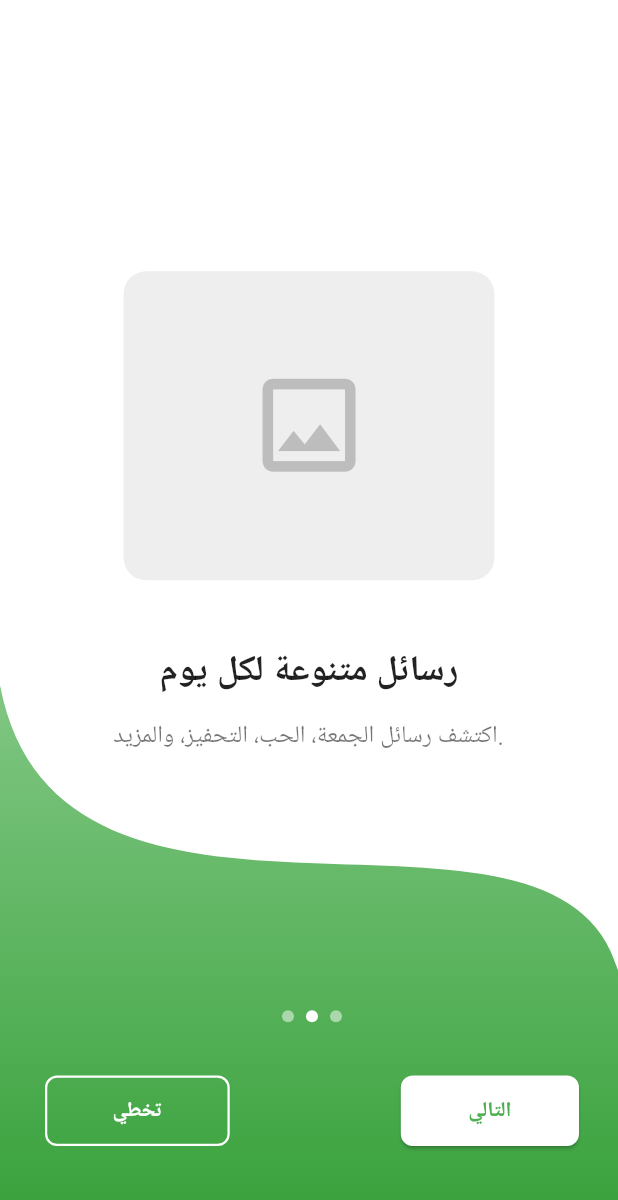
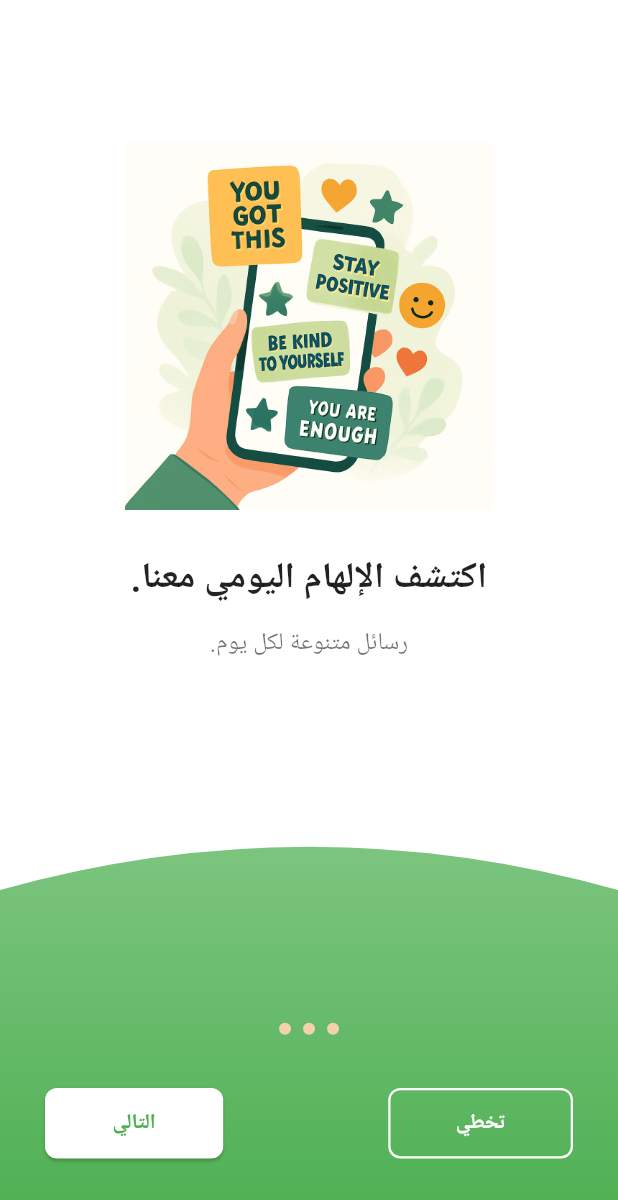
Before and after one commit to khalidgxg/today-mobile, a Flutter app: the screen it shows after launch, after a tap on "التالي", on a phone screen of 412 x 824 dp. Shown: the top 1200 px of the screen. Run offline on Flutter 3.47's test engine with Material 3 defaults, Android fonts, the phone set to English and light mode, and no system bars; drawn by our look-alikes of smooth_page_indicator; our stand-ins replace shared_preferences.

Commit message:
Refactor onboarding: Improve UI, RTL handling, indicators, and theme

```diff
--- /dev/null
+++ b/devtools_options.yaml
@@ -0,0 +1,3 @@
+description: This file stores settings for Dart & Flutter DevTools.
+documentation: https://docs.flutter.dev/tools/devtools/extensions#configure-extension-enablement-states
+extensions:
--- a/lib/features/splash/presentation/screens/loading_screen.dart
+++ b/lib/features/splash/presentation/screens/loading_screen.dart
@@ -1,5 +1,7 @@
+import 'dart:async';
 import 'package:flutter/material.dart';
-import 'package:shared_preferences/shared_preferences.dart'; // Import shared_preferences
+import 'package:shared_preferences/shared_preferences.dart';
+import 'package:smooth_page_indicator/smooth_page_indicator.dart'; // Import the package
 
 // Data structure for onboarding page content
 class OnboardingInfo {
@@ -22,8 +24,8 @@ class LoadingScreen extends StatefulWidget {
 }
 
 class _LoadingScreenState extends State<LoadingScreen> {
-  final PageController _pageController = PageController();
-  int _currentPage = 0;
+  int _currentPage = 0; // Represents VISUAL page index (0=right, 1=middle, 2=left)
+  final PageController _pageController = PageController(initialPage: 0); // Explicitly start at logical index 0
 
   // Define green colors for the theme
   static const Color _primaryGreen = Color(0xFF4CAF50); // Standard Green 500
@@ -32,26 +34,26 @@ class _LoadingScreenState extends State<LoadingScreen> {
   // Arabic text remains the same
   final List<OnboardingInfo> _onboardingPages = [
     OnboardingInfo(
-      imageAsset: 'assets/images/onboarding_1.png', // Placeholder
-      title: 'مرحباً بك في تطبيق التوكيدات',
-      description: 'احصل على جرعتك اليومية من الإيجابية والإلهام.',
+      imageAsset: 'assets/images/L1.png', // Use correct image path
+      title: 'مرحباً بك في سحر اليوم!', // Use correct text
+      description: 'احصل على جرعتك اليومية من الإيجابية.',
     ),
     OnboardingInfo(
-      imageAsset: 'assets/images/onboarding_2.png', // Placeholder
-      title: 'رسائل متنوعة لكل يوم',
-      description: 'اكتشف رسائل الجمعة، الحب، التحفيز، والمزيد.',
+      imageAsset: 'assets/images/L2.png', // Use correct image path
+      title: 'اكتشف الإلهام اليومي معنا.',
+      description: 'رسائل متنوعة لكل يوم.',
     ),
     OnboardingInfo(
-      imageAsset: 'assets/images/onboarding_3.png', // Placeholder
-      title: 'ابدأ رحلتك الآن',
-      description: 'سجل دخولك لاستكشاف عالم من التوكيدات والرسائل الملهمة.',
+      imageAsset: 'assets/images/L3.png', // Use correct image path
+      title: 'ابدأ رحلتك نحو التفاؤل.',
+      description: 'سجل دخولك للاستكشاف.',
     ),
   ];
 
   @override
   void initState() {
     super.initState();
-    _initializeApp();
+    // No timer needed
   }
 
   @override
@@ -60,82 +62,136 @@ class _LoadingScreenState extends State<LoadingScreen> {
     super.dispose();
   }
 
-  Future<void> _initializeApp() async {
-    // Simulate loading time or perform actual async initialization
-    await Future.delayed(const Duration(seconds: 3));
-
-    // TODO: Add logic here to check authentication status
-    // TODO: Fetch initial data if needed from an API
-
-    // After initialization, navigate to the appropriate screen
-    // For example, navigate to HomeScreen or LoginScreen
-    // Navigator.of(context).pushReplacementNamed('/home'); // Example navigation
-    // Or:
-    // Navigator.of(context).pushReplacementNamed('/login'); // Example navigation
-  }
-
-  // Helper method to mark onboarding as seen and navigate
-  Future<void> _finishOnboarding(BuildContext context) async {
+  // Updated function to handle navigation
+  Future<void> _completeOnboarding(BuildContext context) async {
     final prefs = await SharedPreferences.getInstance();
     await prefs.setBool('seenOnboarding', true);
-
-    // Use pushReplacementNamed to prevent going back to onboarding
-    if (context.mounted) { // Check if the widget is still in the tree
-       Navigator.of(context).pushReplacementNamed('/home'); // Navigate to home
+    if (context.mounted) {
+      Navigator.pushReplacementNamed(context, '/home');
     }
   }
 
   @override
   Widget build(BuildContext context) {
     final screenHeight = MediaQuery.of(context).size.height;
-    // final screenWidth = MediaQuery.of(context).size.width;
-    // final theme = Theme.of(context); // Use specific color now
+    final double bottomSectionHeight = screenHeight * 0.35; // Define height for bottom section
 
     return Scaffold(
       backgroundColor: Colors.white,
-      body: Stack(
+      body: SafeArea( // Use SafeArea to avoid intrusions
+        child: Column(
           children: [
-          // PageView for Image and Text content
-          Positioned.fill(
-            bottom: screenHeight * 0.28, // Adjust space for the bottom curve
+            // Top Section: PageView for Content
+            Expanded(
               child: PageView.builder(
                 controller: _pageController,
+                reverse: true, // Keep RTL swipe
                 itemCount: _onboardingPages.length,
                 onPageChanged: (int page) {
+                  // page from onPageChanged with reverse=true represents VISUAL index from LEFT (0, 1, 2)
+                  // Let _currentPage directly reflect this visual index from the left
                   setState(() {
-                  _currentPage = page;
+                     _currentPage = page; // Use the direct visual index
                   });
                 },
                 itemBuilder: (context, index) {
-                return _buildOnboardingPageContent(_onboardingPages[index]);
+                  // 'index' is the visual index (0=right, 1=middle, 2=left with reverse:true)
+                  // Map the visual index directly to the logical data index
+                  final info = _onboardingPages[index]; // Direct mapping
+                  return _buildPageContent(info);
                 },
               ),
             ),
 
-          // Curved Bottom Area with Green Gradient
-          Positioned(
-            bottom: 0,
-            left: 0,
-            right: -4,
+            // Bottom Section: Curve, Indicator, Buttons
+            SizedBox(
+              height: bottomSectionHeight,
               child: ClipPath(
-              clipper: BottomDynamicWaveClipper(), // Use renamed clipper
+                clipper: BottomDynamicWaveClipper(), // Keep the clipper
                 child: Container(
-                height: screenHeight * 0.45,
                   decoration: const BoxDecoration(
                     gradient: LinearGradient(
-                    colors: [_lightGreen, Color.fromARGB(255, 54, 160, 57)], // Green gradient
+                      colors: [_lightGreen, _primaryGreen], // Green gradient
                       begin: Alignment.topCenter,
                       end: Alignment.bottomCenter,
                     ),
                   ),
                   child: Column(
-                  mainAxisAlignment: MainAxisAlignment.end,
+                    mainAxisAlignment: MainAxisAlignment.end, // Align content to bottom
                     children: [
-                    _buildPageIndicator(),
-                    const SizedBox(height: 25),
+                      // Smooth Page Indicator
+                      Padding(
+                        padding: const EdgeInsets.only(bottom: 25.0), // Spacing above indicator
+                        child: SmoothPageIndicator(
+                          controller: _pageController,
+                          count: _onboardingPages.length,
+                          // Use `reversed` property for RTL support
+                          // Need to reverse the order for the indicator as well
+                          // The library handles RTL direction automatically if textDirection is RTL
+                          textDirection: TextDirection.rtl,
+                          effect: const WormEffect(
+                            dotHeight: 8.0,
+                            dotWidth: 8.0,
+                            activeDotColor: Color(0xFFF5D1AB), // Your desired color
+                            dotColor: Color(0xFFF5D1AB), // Can use the same color with opacity
+                          ),
+                        ),
+                      ),
+                      // Navigation Buttons
                       _buildNavigationButtons(),
-                    SizedBox(height: screenHeight * 0.06),
+                      // Bottom Padding within the green area
+                      SizedBox(height: screenHeight * 0.05),
                     ],
+                  ),
+                ),
+              ),
+            ),
+          ],
+        ),
+      ),
+    );
+  }
+
+  // Widget to build the content of each page (Image + Text)
+  Widget _buildPageContent(OnboardingInfo info) {
+    return Padding(
+      padding: const EdgeInsets.symmetric(horizontal: 40.0),
+      child: Column(
+        mainAxisAlignment: MainAxisAlignment.center, // Center vertically
+        children: [
+          Flexible(
+            flex: 4, // Increased flex for the image
+            child: Image.asset(
+              info.imageAsset,
+              fit: BoxFit.contain,
+            ),
+          ),
+          const SizedBox(height: 30),
+          Flexible(
+            flex: 2, // Kept flex for text
+            child: Directionality(
+              textDirection: TextDirection.rtl,
+              child: Text(
+                info.title, // Use title from OnboardingInfo
+                textAlign: TextAlign.center,
+                style: Theme.of(context).textTheme.headlineSmall?.copyWith(
+                      fontWeight: FontWeight.bold,
+                      color: Colors.black87,
+                    ),
+              ),
+            ),
+          ),
+           const SizedBox(height: 15),
+           Flexible(
+            flex: 2, // Kept flex for text
+            child: Directionality(
+              textDirection: TextDirection.rtl,
+              child: Text(
+                info.description, // Use description from OnboardingInfo
+                textAlign: TextAlign.center,
+                style: Theme.of(context).textTheme.bodyLarge?.copyWith(
+                      color: Colors.black54,
+                      height: 1.4,
                     ),
               ),
             ),
@@ -145,77 +201,12 @@ class _LoadingScreenState extends State<LoadingScreen> {
     );
   }
 
-  // Builds the content (Image + Text) for the top white area
-  Widget _buildOnboardingPageContent(OnboardingInfo info) {
-    return Padding(
-      padding: const EdgeInsets.symmetric(horizontal: 40.0),
-      child: Column(
-        mainAxisAlignment: MainAxisAlignment.center,
-        children: [
-          const Spacer(flex: 2),
-          // Updated Image Placeholder
-          Container(
-            height: MediaQuery.of(context).size.height * 0.25,
-            width: MediaQuery.of(context).size.width * 0.6,
-            decoration: BoxDecoration(
-              color: Colors.grey[200], // Lighter grey placeholder color
-              borderRadius: BorderRadius.circular(15.0), // Rounded corners
-            ),
-            child: Icon(
-              Icons.image_outlined, // Use outline icon
-              size: MediaQuery.of(context).size.height * 0.1, // Adjust icon size
-              color: Colors.grey[400],
-            ),
-          ),
-          const SizedBox(height: 45),
-          Text(
-            info.title,
-            textAlign: TextAlign.center,
-            style: Theme.of(context).textTheme.headlineSmall?.copyWith(
-                  fontWeight: FontWeight.bold,
-                  color: Colors.black87,
-                ),
-          ),
-          const SizedBox(height: 15),
-          Text(
-            info.description,
-            textAlign: TextAlign.center,
-            style: Theme.of(context).textTheme.bodyLarge?.copyWith(
-                  color: Colors.black54,
-                  height: 1.4, // Adjust line height if needed
-                ),
-          ),
-          const Spacer(flex: 1),
-        ],
-      ),
-    );
-  }
 
-  // Builds the page indicator dots (adjust color for contrast)
-  Widget _buildPageIndicator() {
-    return Row(
-      mainAxisAlignment: MainAxisAlignment.center,
-      children: List.generate(_onboardingPages.length, (index) {
-        return Container(
-          margin: const EdgeInsets.symmetric(horizontal: 4.0),
-          width: 8.0,
-          height: 8.0,
-          decoration: BoxDecoration(
-            color: _currentPage == index ? Colors.white : Colors.white.withOpacity(0.5),
-            shape: BoxShape.circle,
-          ),
-        );
-      }),
-    );
-  }
-
-  // Update button styles to match the screenshot
+  // Navigation buttons build method (Keep adjusted contrast styles)
   Widget _buildNavigationButtons() {
-    // Green theme button styles - Adjusted for contrast
      final buttonShape = RoundedRectangleBorder(
         borderRadius: BorderRadius.circular(8.0),
       );
-
     final nextButtonStyle = ElevatedButton.styleFrom(
       foregroundColor: _primaryGreen, // Green text
       backgroundColor: Colors.white,   // White background
@@ -223,7 +214,6 @@ class _LoadingScreenState extends State<LoadingScreen> {
       shape: buttonShape,
       textStyle: const TextStyle(fontWeight: FontWeight.bold)
     );
-
     final skipButtonStyle = OutlinedButton.styleFrom(
       foregroundColor: Colors.white, // White text
       side: const BorderSide(color: Colors.white, width: 1.5), // White outline
@@ -237,23 +227,15 @@ class _LoadingScreenState extends State<LoadingScreen> {
       child: Row(
         mainAxisAlignment: MainAxisAlignment.spaceBetween,
         children: [
-          AnimatedOpacity(
-            opacity: _currentPage != _onboardingPages.length - 1 ? 1.0 : 0.0,
-            duration: const Duration(milliseconds: 300),
-            child: _currentPage != _onboardingPages.length - 1
-              ? OutlinedButton(
-                  onPressed: () => _finishOnboarding(context),
-                  style: skipButtonStyle,
-                  child: const Text('تخطي'), // Arabic text
-                )
-              : SizedBox(width: (skipButtonStyle.fixedSize?.resolve({})?.width) ?? (skipButtonStyle.minimumSize?.resolve({})?.width) ?? 120),
-          ),
+          // NEXT / FINISH Button (Now on the Left for RTL)
           ElevatedButton(
             onPressed: () {
-              if (_currentPage == _onboardingPages.length - 1) {
-                _finishOnboarding(context);
+              // Check visual page index (_currentPage)
+              if (_currentPage == 2) { // Last visual page (leftmost)
+                 _completeOnboarding(context);
               } else {
-                _pageController.nextPage(
+                // Move to the next visual page (towards the left)
+                _pageController.nextPage( // <--- Corrected back to nextPage
                   duration: const Duration(milliseconds: 400),
                   curve: Curves.easeInOut,
                 );
@@ -261,8 +243,22 @@ class _LoadingScreenState extends State<LoadingScreen> {
             },
             style: nextButtonStyle,
             child: Text(
-              _currentPage == _onboardingPages.length - 1 ? 'إنهاء' : 'التالي', // Arabic text
+              _currentPage == 2 ? 'إنهاء' : 'التالي', // Check visual index
             ),
+          ),
+          // SKIP Button (Now on the Right for RTL)
+          AnimatedOpacity(
+            // Show Skip button unless on the last visual page (leftmost)
+            opacity: _currentPage != 2 ? 1.0 : 0.0,
+            duration: const Duration(milliseconds: 300),
+            child: _currentPage != 2
+              ? OutlinedButton(
+                  onPressed: () => _completeOnboarding(context), // Use updated navigation function
+                  style: skipButtonStyle,
+                  child: const Text('تخطي'),
+                )
+              // Keep placeholder for consistent spacing
+              : SizedBox(width: (skipButtonStyle.fixedSize?.resolve({})?.width) ?? (skipButtonStyle.minimumSize?.resolve({})?.width) ?? 120),
           ),
         ],
       ),
@@ -270,19 +266,18 @@ class _LoadingScreenState extends State<LoadingScreen> {
   }
 }
 
-// Renamed clipper with the final adjusted curve
+// Keep the clipper class
 class BottomDynamicWaveClipper extends CustomClipper<Path> {
   @override
   Path getClip(Size size) {
     final path = Path();
-    path.lineTo(0, size.height * 0.01);
-
-    path.cubicTo(
-      size.width * 0.10, size.height * 0.60,
-      size.width * 0.99, size.height * 0.08,
-      size.width, size.height * 0.60
+    path.lineTo(0, size.height * 0.20);
+    path.quadraticBezierTo(
+        size.width / 2,
+        size.height * 0.0,
+        size.width,
+        size.height * 0.20
     );
-
     path.lineTo(size.width, size.height);
     path.lineTo(0, size.height);
     path.close();
--- a/lib/main.dart
+++ b/lib/main.dart
@@ -38,6 +38,7 @@ class MyApp extends StatelessWidget {
         '/onboarding': (context) => const LoadingScreen(),
         '/home': (context) => const HomeScreen(),
         // Add other routes here (e.g., '/login', '/settings')
+
       },
       // Remove the default home property
       // home: const MyHomePage(title: 'Flutter Demo Home Page'),
```
Also changed, not shown: pubspec.yaml (+25 -1 lines), assets/images/L1.png (added), assets/images/L2.png (added), assets/images/L3.png (added), assets/images/icon.png (added), pubspec.lock, 43 other files. Lines whose indentation alone changed are shown as unchanged.
